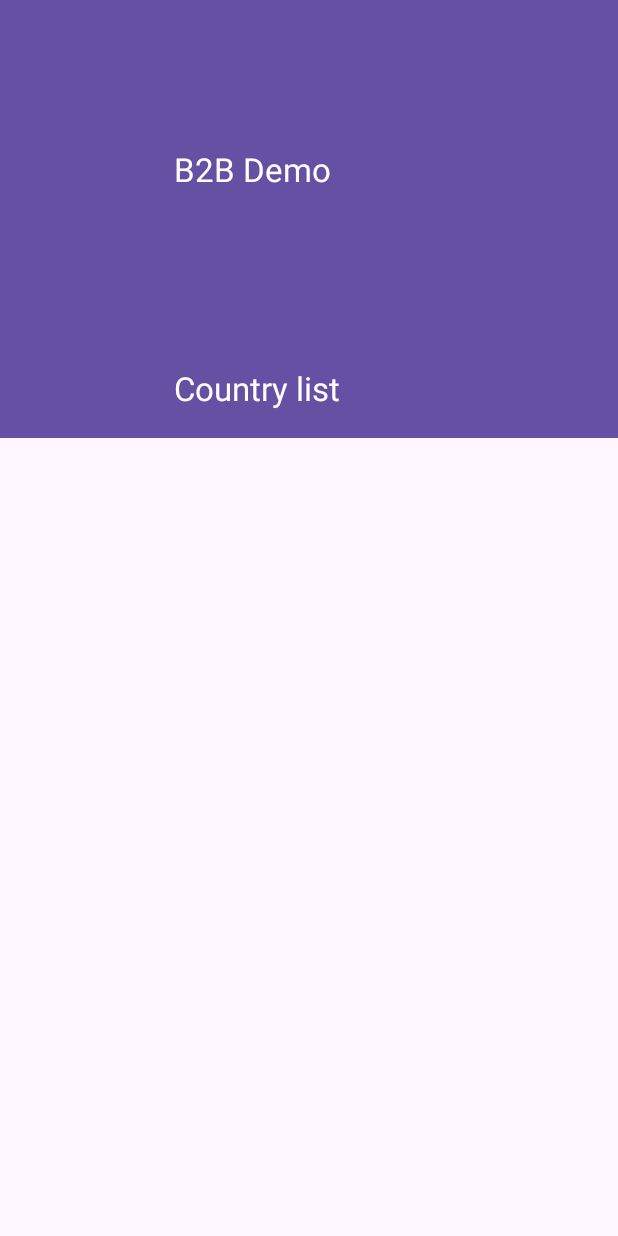
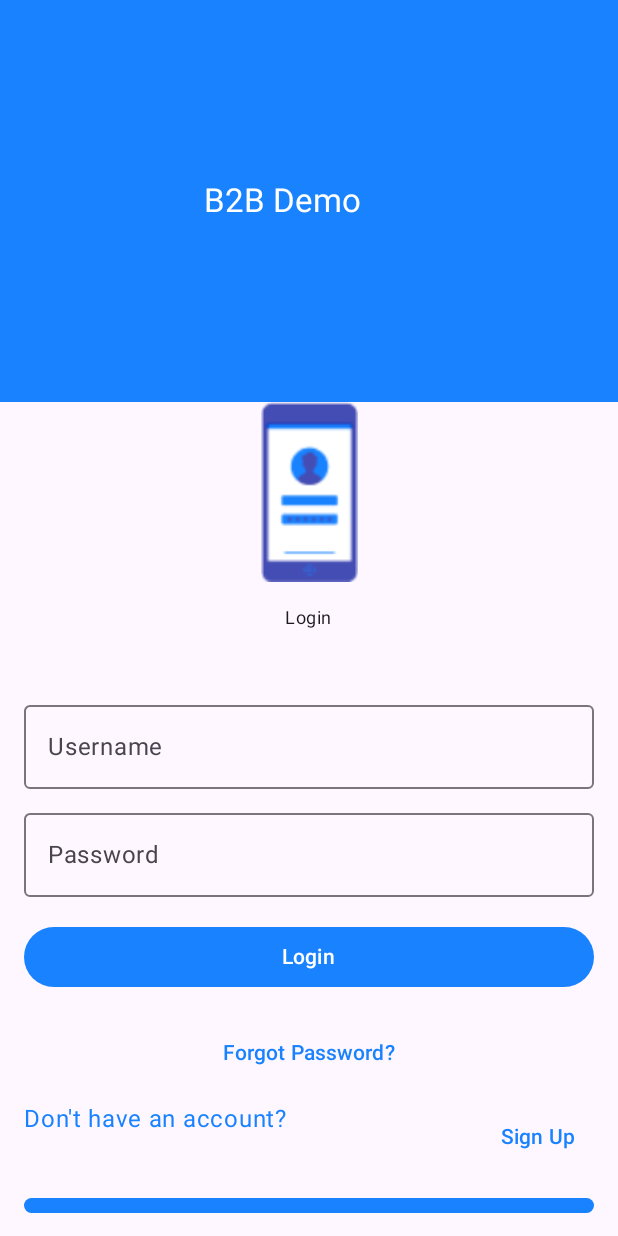
Before and after one commit to nahidhasan007/Compose, an Android app built with Jetpack Compose: the screen it shows after launch (MainActivity), on a phone screen of 412 x 824 dp. Run offline under Robolectric (Android 15) with nearby library versions, the phone set to English and light mode, and no system bars.

Commit message:
Login screen added and easily navigating from

```diff
--- a/app/src/main/java/com/example/composebasic/MainActivity.kt
+++ b/app/src/main/java/com/example/composebasic/MainActivity.kt
@@ -6,7 +6,6 @@ import androidx.activity.compose.setContent
 import androidx.compose.foundation.layout.Box
 import androidx.compose.foundation.layout.padding
 import androidx.compose.material3.ExperimentalMaterial3Api
-import androidx.compose.material3.MaterialTheme
 import androidx.compose.material3.Scaffold
 import androidx.compose.material3.Text
 import androidx.compose.material3.TopAppBar
@@ -21,6 +20,7 @@ import com.example.composebasic.network.EndPoint
 import com.example.composebasic.network.ServiceGenerator
 import com.example.composebasic.repo.CountryListRepo
 import com.example.composebasic.ui.theme.ComposeBasicTheme
+import com.example.composebasic.ui.theme.Primary
 import com.example.composebasic.viewmodel.MainVMF
 import com.example.composebasic.viewmodel.MainViewModel
 
@@ -54,12 +54,18 @@ class MainActivity : ComponentActivity() {
                                 Text(
                                     text = "B2B Demo",
                                     textAlign = TextAlign.Center,
-                                    modifier = Modifier.padding(100.dp)
+                                    modifier = Modifier.padding(120.dp)
                                 )
                             }, colors = TopAppBarDefaults.largeTopAppBarColors(
-                                containerColor = MaterialTheme.colorScheme.primary,
+                                containerColor = Primary,
                                 titleContentColor = Color.White,
-                            )
+                            ),
+                            navigationIcon = {
+//                                Icon(
+//                                    Icons.Default.ArrowBack,
+//                                    contentDescription = "Back"
+//                                )
+                            }
                         )
                     }
                 ) {
--- a/app/src/main/java/com/example/composebasic/model/Screen.kt
+++ b/app/src/main/java/com/example/composebasic/model/Screen.kt
@@ -5,6 +5,8 @@ const val countryName = "country_name"
 const val countryCode = "country_code"
 
 sealed class Screen(val route: String){
+
+    object Login : Screen(route = "login")
     object Country: Screen(route = "country")
     object CountryDetails : Screen(route = "country_details"+ "/{$countryName}" + "/{$countryCode}"){
         fun getRoute(name : String, code: String) : String{
--- a/app/src/main/java/com/example/composebasic/navaigation/AppNavigation.kt
+++ b/app/src/main/java/com/example/composebasic/navaigation/AppNavigation.kt
@@ -14,6 +14,7 @@ import com.example.composebasic.model.countryCode
 import com.example.composebasic.model.countryName
 import com.example.composebasic.screens.CountryDetails
 import com.example.composebasic.screens.CountryList
+import com.example.composebasic.screens.LoginScreen
 import com.example.composebasic.viewmodel.MainViewModel
 import com.example.composebasic.viewmodel.SharedViewModel
 
@@ -23,7 +24,10 @@ fun appNavigation(viewModel: MainViewModel?) {
 
 
     val navController = rememberNavController()
-    NavHost(navController = navController, startDestination = Screen.Country.route) {
+    NavHost(navController = navController, startDestination = Screen.Login.route) {
+        composable(route = Screen.Login.route){
+            LoginScreen(navController)
+        }
         composable(route = Screen.Country.route) {
             CountryList(viewModel = viewModel, navController)
 
--- a/app/src/main/java/com/example/composebasic/screens/CountryScreen.kt
+++ b/app/src/main/java/com/example/composebasic/screens/CountryScreen.kt
@@ -26,6 +26,7 @@ import androidx.compose.ui.text.style.TextAlign
 import androidx.compose.ui.unit.dp
 import androidx.navigation.NavController
 import com.example.composebasic.model.Nationality
+import com.example.composebasic.ui.theme.Primary
 import com.example.composebasic.viewmodel.MainViewModel
 
 @SuppressLint("UnusedMaterial3ScaffoldPaddingParameter")
@@ -37,7 +38,7 @@ fun CountryList(viewModel: MainViewModel?, navController: NavController) {
 
     Box(
         modifier = Modifier
-            .background(color = Color.Blue) // Set your desired background color here
+            .background(color = Primary) // Set your desired background color here
     ) {
         Scaffold(
             topBar = {
@@ -46,14 +47,14 @@ fun CountryList(viewModel: MainViewModel?, navController: NavController) {
                         Text(text = "Country list",
                             textAlign = TextAlign.Justify,
                             modifier = Modifier
-                                .padding(start = 60.dp)
+                                .padding(start = 75.dp)
                                 .fillMaxWidth()
                                 .clickable {
                                     viewModel?.getCountry()
                                 })
                     },
                     colors = TopAppBarDefaults.smallTopAppBarColors(
-                        containerColor = MaterialTheme.colorScheme.primary,
+                        containerColor = Primary,
                         titleContentColor = Color.White
                     ),
                     navigationIcon = {
--- a/app/src/main/java/com/example/composebasic/screens/ItemCountry.kt
+++ b/app/src/main/java/com/example/composebasic/screens/ItemCountry.kt
@@ -35,7 +35,7 @@ import com.example.composebasic.viewmodel.SharedViewModel
 fun Country(country: Nationality, navController: NavController, viewModel: MainViewModel?) {
 
     val sharedViewModel: SharedViewModel = viewModel()
-    Row(modifier = Modifier.padding(top = 40.dp, start = 16.dp, end = 16.dp, bottom = 8.dp)) {
+    Row(modifier = Modifier.padding(top = 50.dp, start = 16.dp, end = 16.dp, bottom = 8.dp)) {
         Image(
             painter = painterResource(id = R.drawable.dp),
             contentDescription = "Profile Picture",
@@ -61,7 +61,7 @@ fun Country(country: Nationality, navController: NavController, viewModel: MainV
             country.name?.let {name->
                 Text(
                     text = name,
-                    color = MaterialTheme.colorScheme.primary,
+                    color = Color.Black,
                     style = MaterialTheme.typography.bodyMedium,
                     modifier = Modifier.padding(16.dp)
                 )
--- /dev/null
+++ b/app/src/main/java/com/example/composebasic/screens/Login.kt
@@ -0,0 +1,172 @@
+package com.example.composebasic.screens
+
+import android.annotation.SuppressLint
+import androidx.compose.foundation.Image
+import androidx.compose.foundation.background
+import androidx.compose.foundation.layout.*
+import androidx.compose.foundation.text.KeyboardOptions
+import androidx.compose.material.*
+import androidx.compose.material3.Button
+import androidx.compose.material3.ButtonDefaults
+import androidx.compose.material3.ExperimentalMaterial3Api
+import androidx.compose.material3.MaterialTheme
+import androidx.compose.material3.OutlinedTextField
+import androidx.compose.material3.Scaffold
+import androidx.compose.material3.Text
+import androidx.compose.material3.TextButton
+import androidx.compose.runtime.Composable
+import androidx.compose.runtime.getValue
+import androidx.compose.runtime.mutableStateOf
+import androidx.compose.runtime.remember
+import androidx.compose.runtime.setValue
+import androidx.compose.ui.Alignment
+import androidx.compose.ui.Modifier
+import androidx.compose.ui.graphics.Color
+import androidx.compose.ui.res.painterResource
+import androidx.compose.ui.text.input.ImeAction
+import androidx.compose.ui.text.input.KeyboardType
+import androidx.compose.ui.tooling.preview.Preview
+import androidx.compose.ui.unit.dp
+import androidx.navigation.NavController
+import com.example.composebasic.R
+import com.example.composebasic.model.Screen
+import com.example.composebasic.ui.theme.Primary
+
+@OptIn(ExperimentalMaterial3Api::class)
+@SuppressLint("UnusedMaterial3ScaffoldPaddingParameter")
+@Composable
+fun LoginScreen(navController: NavController?) {
+    var username: String by remember { mutableStateOf("") }
+
+    var password: String by remember {
+        mutableStateOf("")
+    }
+
+    Scaffold(Modifier.background(Color.White)) {
+        Box(
+            modifier = Modifier
+                .fillMaxSize()
+                .padding(horizontal = 16.dp)
+        ) {
+            Column(
+                modifier = Modifier
+                    .fillMaxSize()
+                    .padding(bottom = 16.dp),
+                verticalArrangement = Arrangement.Center,
+                horizontalAlignment = Alignment.CenterHorizontally
+            ) {
+
+                Image(
+                    painter = painterResource(id = R.drawable.login),
+                    contentDescription = "Login Image",
+                    modifier = Modifier
+                        .size(120.dp)
+                )
+                Text(
+                    text = "Login",
+                    style = MaterialTheme.typography.bodySmall,
+                    modifier = Modifier.padding(top = 16.dp, bottom = 42.dp)
+                )
+
+                // Input fields for username
+                OutlinedTextField(
+                    value = username,
+                    onValueChange = { username = it },
+                    label = { Text("Username") },
+                    singleLine = true,
+                    keyboardOptions = KeyboardOptions(
+                        imeAction = ImeAction.Next
+                    ),
+                    modifier = Modifier
+                        .fillMaxWidth()
+                        .padding(bottom = 8.dp)
+                )
+
+                // Input fields for password
+                OutlinedTextField(
+                    value = password,
+                    onValueChange = { password = it },
+                    label = { Text("Password") },
+                    singleLine = true,
+                    keyboardOptions = KeyboardOptions(
+                        keyboardType = KeyboardType.Password,
+                        imeAction = ImeAction.Done
+                    ),
+                    modifier = Modifier
+                        .fillMaxWidth()
+                        .padding(bottom = 16.dp)
+                )
+
+                Button(
+                    colors = ButtonDefaults.buttonColors(
+                        containerColor = Primary
+                    ),
+                    onClick = {
+                        if (validateLogin(username, password)) {
+                            navController?.navigate(route = Screen.Country.route)
+                        }
+                    },
+                    modifier = Modifier
+                        .fillMaxWidth()
+                        .padding(bottom = 16.dp)
+                ) {
+                    Text("Login")
+                }
+
+                TextButton(
+                    onClick = { /* Handle forgot password click */ },
+                    modifier = Modifier.padding(bottom = 8.dp)
+                ) {
+                    Text(
+                        text = "Forgot Password?",
+                        color = Primary
+                    )
+                }
+
+                Row(
+                    modifier = Modifier.fillMaxWidth(),
+                    horizontalArrangement = Arrangement.SpaceBetween
+                ) {
+                    Text(
+                        text = "Don't have an account?",
+                        color = Primary,
+                        modifier = Modifier.weight(1f)
+                    )
+
+                    TextButton(
+                        onClick = { /* Handle sign up click */ }
+                    ) {
+                        Text(
+                            text = "Sign Up",
+                            color = Primary
+                        )
+                    }
+                }
+
+                Button(
+                    colors = ButtonDefaults.buttonColors(
+                        containerColor = Primary
+                    ),
+                    onClick = {
+                    },
+                    modifier = Modifier
+                        .fillMaxWidth()
+                        .padding(top = 16.dp)
+                ) {
+                    Text("Skip")
+                }
+            }
+
+        }
+    }
+}
+
+fun validateLogin(username: String, password: String): Boolean {
+    return username == "Nahid" && password == "nahid351"
+}
+
+@Preview
+@Composable
+fun PreviewLoginScreen() {
+    LoginScreen(null)
+}
--- a/app/src/main/java/com/example/composebasic/ui/theme/Color.kt
+++ b/app/src/main/java/com/example/composebasic/ui/theme/Color.kt
@@ -9,3 +9,4 @@ val Pink80 = Color(0xFFEFB8C8)
 val Purple40 = Color(0xFF6650a4)
 val PurpleGrey40 = Color(0xFF625b71)
 val Pink40 = Color(0xFF7D5260)
+val Primary = Color(0xFF1882FF)
--- a/app/src/main/java/com/example/composebasic/ui/theme/Theme.kt
+++ b/app/src/main/java/com/example/composebasic/ui/theme/Theme.kt
@@ -57,7 +57,7 @@ fun ComposeBasicTheme(
     if (!view.isInEditMode) {
         SideEffect {
             val window = (view.context as Activity).window
-            window.statusBarColor = colorScheme.primary.toArgb()
+            window.statusBarColor = Primary.toArgb()
             WindowCompat.getInsetsController(window, view).isAppearanceLightStatusBars = darkTheme
         }
     }
```
Also changed, not shown: app/src/main/res/drawable/b2b_home_bg.xml (added, +67 -0 lines), app/src/main/res/drawable/login.png (added).
